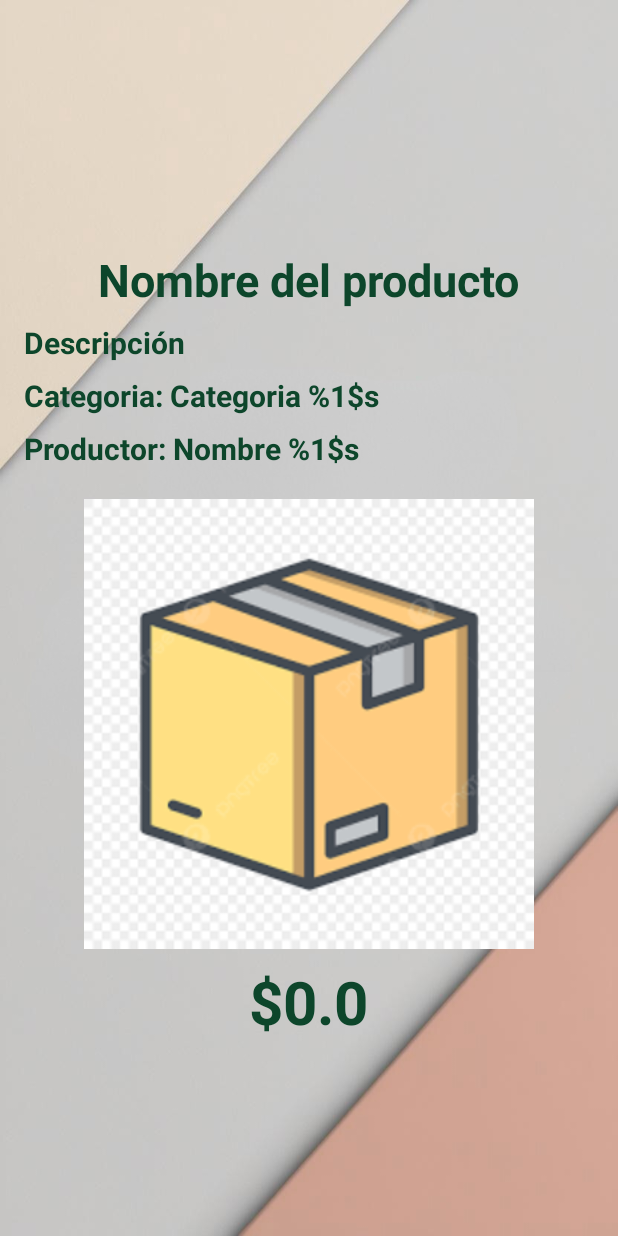
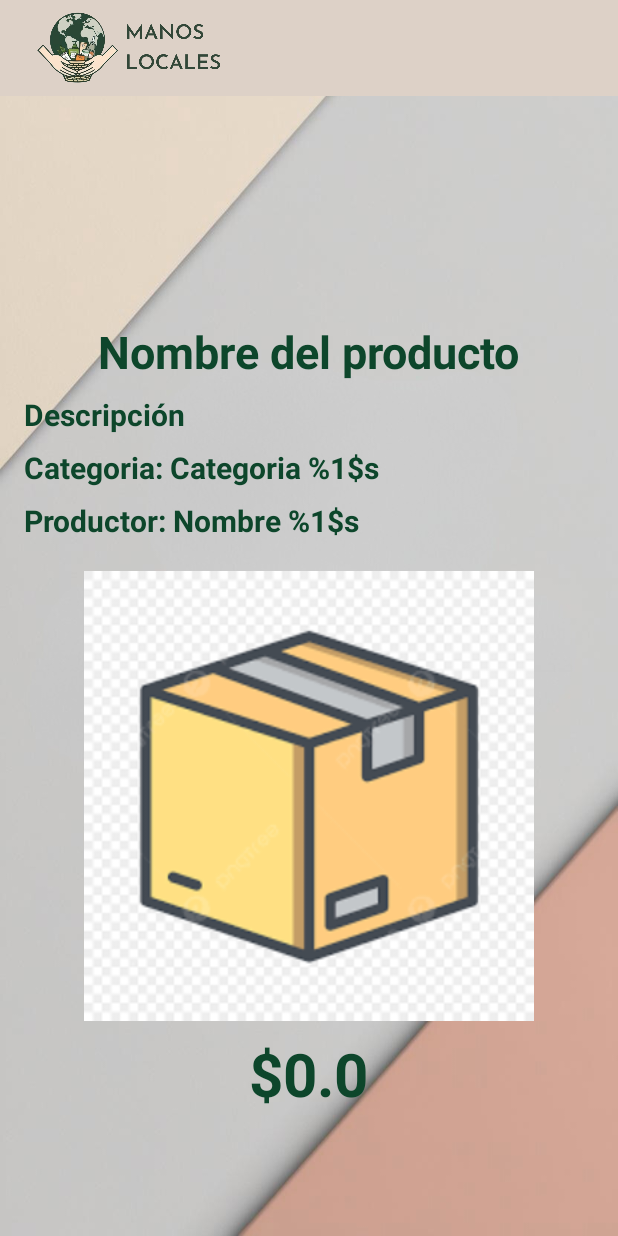
Before and after one commit to maxiteyo/TecnologiasMoviles-Manos-Locales, an Android app built with Jetpack Compose: the layout fragment_product_detail.xml on its own in the app's theme, with its tools: preview values and no code run, on a phone screen of 412 x 824 dp. Run offline under Robolectric (Android 15) with nearby library versions, the phone set to English and light mode, and no system bars.

Commit message:
topbar fragment product

```diff
--- a/app/src/main/res/layout/fragment_product_detail.xml
+++ b/app/src/main/res/layout/fragment_product_detail.xml
@@ -1,11 +1,48 @@
 <?xml version="1.0" encoding="utf-8"?>
-<LinearLayout
-    xmlns:android="http://schemas.android.com/apk/res/android"
+<LinearLayout xmlns:android="http://schemas.android.com/apk/res/android"
+    xmlns:app="http://schemas.android.com/apk/res-auto"
     android:orientation="vertical"
-    android:padding="16dp"
     android:layout_width="match_parent"
     android:layout_height="match_parent"
     android:background="@drawable/fondo">
+
+    <!-- TOP BAR con logo alineado a la izquierda -->
+    <com.google.android.material.appbar.AppBarLayout
+        android:id="@+id/appbar"
+        android:layout_width="match_parent"
+        android:layout_height="wrap_content"
+        android:background="@color/blancocrema"
+        android:theme="@style/ThemeOverlay.AppCompat.Dark.ActionBar"
+        android:fitsSystemWindows="true"
+        app:layout_constraintTop_toTopOf="parent"
+        app:layout_constraintStart_toStartOf="parent"
+        app:layout_constraintEnd_toEndOf="parent">
+
+        <androidx.appcompat.widget.Toolbar
+            android:id="@+id/toolbar"
+            android:layout_width="match_parent"
+            android:layout_height="?attr/actionBarSize"
+            android:background="@color/blancocrema"
+            android:contentInsetStartWithNavigation="0dp">
+
+            <FrameLayout
+                android:layout_width="match_parent"
+                android:layout_height="match_parent">
+
+                <ImageView
+                    android:id="@+id/logo_image"
+                    android:layout_width="wrap_content"
+                    android:layout_height="wrap_content"
+                    android:layout_gravity="start|center_vertical"
+                    android:padding="8dp"
+                    android:src="@drawable/logomain"
+                    android:contentDescription="@string/app_name"
+                    android:adjustViewBounds="true"
+                    android:scaleType="fitStart" />
+            </FrameLayout>
+
+        </androidx.appcompat.widget.Toolbar>
+    </com.google.android.material.appbar.AppBarLayout>
 
     <TextView
         android:id="@+id/textViewDetailName"
@@ -26,7 +63,8 @@
         android:textColor="@color/verdeoscuro"
         android:layout_marginTop="8dp"
         android:layout_width="wrap_content"
-        android:layout_height="wrap_content"/>
+        android:layout_height="wrap_content"
+        android:layout_marginLeft="16dp"/>
 
     <TextView
         android:id="@+id/textViewDetailCategory"
@@ -36,7 +74,8 @@
         android:textColor="@color/verdeoscuro"
         android:layout_marginTop="8dp"
         android:layout_width="wrap_content"
-        android:layout_height="wrap_content"/>
+        android:layout_height="wrap_content"
+        android:layout_marginLeft="16dp"/>
 
     <TextView
         android:id="@+id/textViewDetailProducer"
@@ -46,7 +85,8 @@
         android:textColor="@color/verdeoscuro"
         android:layout_marginTop="8dp"
         android:layout_width="wrap_content"
-        android:layout_height="wrap_content"/>
+        android:layout_height="wrap_content"
+        android:layout_marginLeft="16dp"/>
 
     <ImageView
         android:id="@+id/ImageProduct"
```
